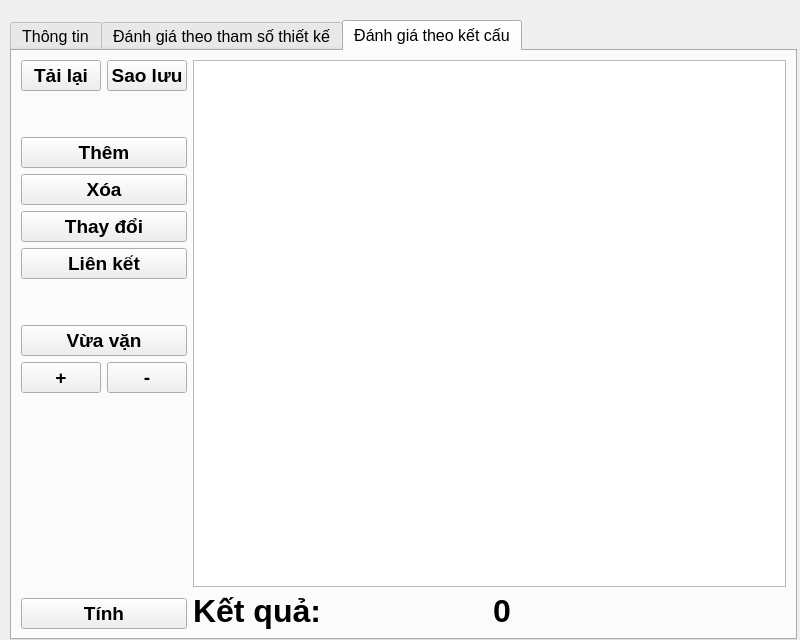
The window that main.ui (phn1712002/MTAK56_doAnTotNghiep) describes before a commit, drawn with Qt 5.
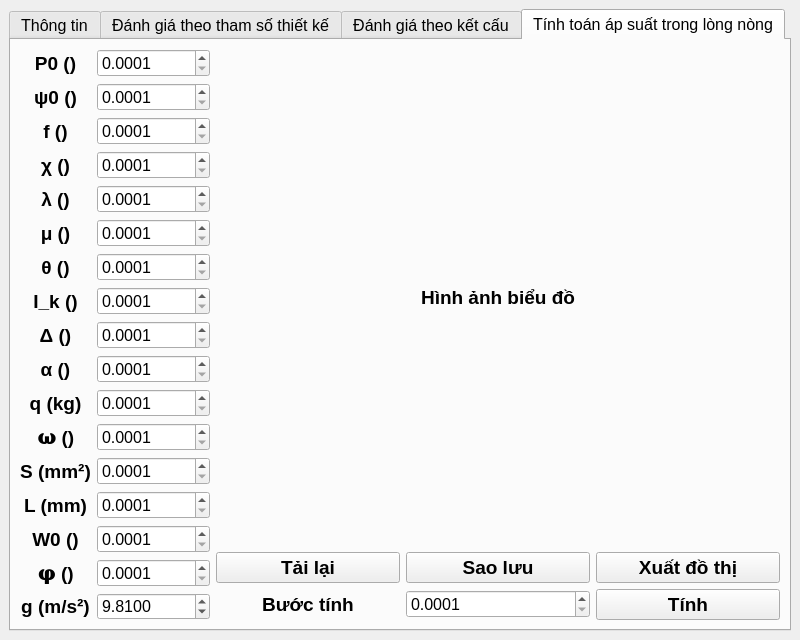
The same window after the commit. The open tabs and pages were chosen to show the change. Icons and pictures are not drawn.

Commit message:
Add barrel pressure calculation UI and update dependencies
- Add new UI components for barrel pressure calculation in main.ui and ui_main.py
- Include matplotlib and pyqtgraph in requirements.txt for plotting functionality
- Add new source files for pressure calculation algorithms
- Create initial project documentation with readme.md
- Set up .note/ directory for development notes

The changes introduce a new feature for calculating barrel pressure with a dedicated UI tab and necessary mathematical functions. The UI includes input fields for various parameters needed for the calculations.

```diff
--- a/main.ui
+++ b/main.ui
@@ -58,17 +58,11 @@
      <pointsize>12</pointsize>
     </font>
    </property>
+   <layout class="QVBoxLayout" name="verticalLayout_6">
+    <item>
    <widget class="QTabWidget" name="tabWidget_rating">
-    <property name="geometry">
-     <rect>
-      <x>10</x>
-      <y>20</y>
-      <width>787</width>
-      <height>620</height>
-     </rect>
-    </property>
     <property name="currentIndex">
-     <number>2</number>
+       <number>3</number>
     </property>
     <widget class="QWidget" name="tab_info">
      <attribute name="title">
@@ -1062,7 +1056,699 @@
       </item>
      </layout>
     </widget>
-   </widget>
+      <widget class="QWidget" name="tab_barrel_pressure_calculation">
+       <attribute name="title">
+        <string>Tính toán áp suất trong lòng nòng</string>
+       </attribute>
+       <layout class="QGridLayout" name="gridLayout" columnstretch="0,1" columnminimumwidth="0,1">
+        <item row="0" column="0">
+         <layout class="QVBoxLayout" name="group_input_parameter_pressure_calculation">
+          <item>
+           <layout class="QHBoxLayout" name="group_inpu_ps_c_p0">
+            <item>
+             <widget class="QLabel" name="label_11">
+              <property name="font">
+               <font>
+                <pointsize>14</pointsize>
+                <bold>true</bold>
+               </font>
+              </property>
+              <property name="text">
+               <string>P0 ()</string>
+              </property>
+              <property name="alignment">
+               <set>Qt::AlignmentFlag::AlignCenter</set>
+              </property>
+             </widget>
+            </item>
+            <item>
+             <widget class="QDoubleSpinBox" name="input_11">
+              <property name="decimals">
+               <number>4</number>
+              </property>
+              <property name="minimum">
+               <double>0.000100000000000</double>
+              </property>
+              <property name="maximum">
+               <double>99999.000000000000000</double>
+              </property>
+             </widget>
+            </item>
+           </layout>
+          </item>
+          <item>
+           <layout class="QHBoxLayout" name="group_inpu_ps_c_psi0">
+            <item>
+             <widget class="QLabel" name="label_14">
+              <property name="font">
+               <font>
+                <pointsize>14</pointsize>
+                <bold>true</bold>
+               </font>
+              </property>
+              <property name="text">
+               <string>ψ0 ()</string>
+              </property>
+              <property name="alignment">
+               <set>Qt::AlignmentFlag::AlignCenter</set>
+              </property>
+             </widget>
+            </item>
+            <item>
+             <widget class="QDoubleSpinBox" name="input_14">
+              <property name="decimals">
+               <number>4</number>
+              </property>
+              <property name="minimum">
+               <double>0.000100000000000</double>
+              </property>
+              <property name="maximum">
+               <double>99999.000000000000000</double>
+              </property>
+             </widget>
+            </item>
+           </layout>
+          </item>
+          <item>
+           <layout class="QHBoxLayout" name="group_inpu_ps_c_f">
+            <item>
+             <widget class="QLabel" name="label_2">
+              <property name="font">
+               <font>
+                <pointsize>14</pointsize>
+                <bold>true</bold>
+               </font>
+              </property>
+              <property name="text">
+               <string>f ()</string>
+              </property>
+              <property name="alignment">
+               <set>Qt::AlignmentFlag::AlignCenter</set>
+              </property>
+             </widget>
+            </item>
+            <item>
+             <widget class="QDoubleSpinBox" name="input_2">
+              <property name="decimals">
+               <number>4</number>
+              </property>
+              <property name="minimum">
+               <double>0.000100000000000</double>
+              </property>
+              <property name="maximum">
+               <double>99999.000000000000000</double>
+              </property>
+             </widget>
+            </item>
+           </layout>
+          </item>
+          <item>
+           <layout class="QHBoxLayout" name="group_inpu_ps_chi">
+            <item>
+             <widget class="QLabel" name="label_15">
+              <property name="font">
+               <font>
+                <pointsize>14</pointsize>
+                <bold>true</bold>
+               </font>
+              </property>
+              <property name="text">
+               <string>χ ()</string>
+              </property>
+              <property name="alignment">
+               <set>Qt::AlignmentFlag::AlignCenter</set>
+              </property>
+             </widget>
+            </item>
+            <item>
+             <widget class="QDoubleSpinBox" name="input_15">
+              <property name="decimals">
+               <number>4</number>
+              </property>
+              <property name="minimum">
+               <double>0.000100000000000</double>
+              </property>
+              <property name="maximum">
+               <double>99999.000000000000000</double>
+              </property>
+             </widget>
+            </item>
+           </layout>
+          </item>
+          <item>
+           <layout class="QHBoxLayout" name="group_inpu_ps_c_lamda">
+            <item>
+             <widget class="QLabel" name="label">
+              <property name="font">
+               <font>
+                <pointsize>14</pointsize>
+                <bold>true</bold>
+               </font>
+              </property>
+              <property name="text">
+               <string>λ ()</string>
+              </property>
+              <property name="alignment">
+               <set>Qt::AlignmentFlag::AlignCenter</set>
+              </property>
+             </widget>
+            </item>
+            <item>
+             <widget class="QDoubleSpinBox" name="input">
+              <property name="decimals">
+               <number>4</number>
+              </property>
+              <property name="minimum">
+               <double>0.000100000000000</double>
+              </property>
+              <property name="maximum">
+               <double>99999.000000000000000</double>
+              </property>
+             </widget>
+            </item>
+           </layout>
+          </item>
+          <item>
+           <layout class="QHBoxLayout" name="group_inpu_ps_c_mu">
+            <item>
+             <widget class="QLabel" name="label_16">
+              <property name="font">
+               <font>
+                <pointsize>14</pointsize>
+                <bold>true</bold>
+               </font>
+              </property>
+              <property name="text">
+               <string>μ ()</string>
+              </property>
+              <property name="alignment">
+               <set>Qt::AlignmentFlag::AlignCenter</set>
+              </property>
+             </widget>
+            </item>
+            <item>
+             <widget class="QDoubleSpinBox" name="input_16">
+              <property name="decimals">
+               <number>4</number>
+              </property>
+              <property name="minimum">
+               <double>0.000100000000000</double>
+              </property>
+              <property name="maximum">
+               <double>99999.000000000000000</double>
+              </property>
+             </widget>
+            </item>
+           </layout>
+          </item>
+          <item>
+           <layout class="QHBoxLayout" name="horizontalLayout_4">
+            <item>
+             <widget class="QLabel" name="label_3">
+              <property name="font">
+               <font>
+                <pointsize>14</pointsize>
+                <bold>true</bold>
+               </font>
+              </property>
+              <property name="text">
+               <string>θ ()</string>
+              </property>
+              <property name="alignment">
+               <set>Qt::AlignmentFlag::AlignCenter</set>
+              </property>
+             </widget>
+            </item>
+            <item>
+             <widget class="QDoubleSpinBox" name="input_3">
+              <property name="decimals">
+               <number>4</number>
+              </property>
+              <property name="minimum">
+               <double>0.000100000000000</double>
+              </property>
+              <property name="maximum">
+               <double>99999.000000000000000</double>
+              </property>
+             </widget>
+            </item>
+           </layout>
+          </item>
+          <item>
+           <layout class="QHBoxLayout" name="group_inpu_ps_c_Ik">
+            <item>
+             <widget class="QLabel" name="label_17">
+              <property name="font">
+               <font>
+                <pointsize>14</pointsize>
+                <bold>true</bold>
+               </font>
+              </property>
+              <property name="text">
+               <string>I_k ()</string>
+              </property>
+              <property name="alignment">
+               <set>Qt::AlignmentFlag::AlignCenter</set>
+              </property>
+             </widget>
+            </item>
+            <item>
+             <widget class="QDoubleSpinBox" name="input_17">
+              <property name="decimals">
+               <number>4</number>
+              </property>
+              <property name="minimum">
+               <double>0.000100000000000</double>
+              </property>
+              <property name="maximum">
+               <double>99999.000000000000000</double>
+              </property>
+             </widget>
+            </item>
+           </layout>
+          </item>
+          <item>
+           <layout class="QHBoxLayout" name="horizontalLayout_6">
+            <item>
+             <widget class="QLabel" name="label_4">
+              <property name="font">
+               <font>
+                <pointsize>14</pointsize>
+                <bold>true</bold>
+               </font>
+              </property>
+              <property name="text">
+               <string>Δ ()</string>
+              </property>
+              <property name="alignment">
+               <set>Qt::AlignmentFlag::AlignCenter</set>
+              </property>
+             </widget>
+            </item>
+            <item>
+             <widget class="QDoubleSpinBox" name="input_4">
+              <property name="decimals">
+               <number>4</number>
+              </property>
+              <property name="minimum">
+               <double>0.000100000000000</double>
+              </property>
+              <property name="maximum">
+               <double>99999.000000000000000</double>
+              </property>
+             </widget>
+            </item>
+           </layout>
+          </item>
+          <item>
+           <layout class="QHBoxLayout" name="horizontalLayout_7">
+            <item>
+             <widget class="QLabel" name="label_5">
+              <property name="font">
+               <font>
+                <pointsize>14</pointsize>
+                <bold>true</bold>
+               </font>
+              </property>
+              <property name="text">
+               <string>α ()</string>
+              </property>
+              <property name="alignment">
+               <set>Qt::AlignmentFlag::AlignCenter</set>
+              </property>
+             </widget>
+            </item>
+            <item>
+             <widget class="QDoubleSpinBox" name="input_5">
+              <property name="decimals">
+               <number>4</number>
+              </property>
+              <property name="minimum">
+               <double>0.000100000000000</double>
+              </property>
+              <property name="maximum">
+               <double>99999.000000000000000</double>
+              </property>
+             </widget>
+            </item>
+           </layout>
+          </item>
+          <item>
+           <layout class="QHBoxLayout" name="group_inpu_ps_c_q">
+            <item>
+             <widget class="QLabel" name="label_18">
+              <property name="font">
+               <font>
+                <pointsize>14</pointsize>
+                <bold>true</bold>
+               </font>
+              </property>
+              <property name="text">
+               <string>q (kg)</string>
+              </property>
+              <property name="alignment">
+               <set>Qt::AlignmentFlag::AlignCenter</set>
+              </property>
+             </widget>
+            </item>
+            <item>
+             <widget class="QDoubleSpinBox" name="input_18">
+              <property name="decimals">
+               <number>4</number>
+              </property>
+              <property name="minimum">
+               <double>0.000100000000000</double>
+              </property>
+              <property name="maximum">
+               <double>99999.000000000000000</double>
+              </property>
+             </widget>
+            </item>
+           </layout>
+          </item>
+          <item>
+           <layout class="QHBoxLayout" name="horizontalLayout_8">
+            <item>
+             <widget class="QLabel" name="label_6">
+              <property name="font">
+               <font>
+                <pointsize>14</pointsize>
+                <bold>true</bold>
+               </font>
+              </property>
+              <property name="text">
+               <string>𝛚 ()</string>
+              </property>
+              <property name="alignment">
+               <set>Qt::AlignmentFlag::AlignCenter</set>
+              </property>
+             </widget>
+            </item>
+            <item>
+             <widget class="QDoubleSpinBox" name="input_6">
+              <property name="decimals">
+               <number>4</number>
+              </property>
+              <property name="minimum">
+               <double>0.000100000000000</double>
+              </property>
+              <property name="maximum">
+               <double>99999.000000000000000</double>
+              </property>
+             </widget>
+            </item>
+           </layout>
+          </item>
+          <item>
+           <layout class="QHBoxLayout" name="horizontalLayout_21">
+            <item>
+             <widget class="QLabel" name="label_19">
+              <property name="font">
+               <font>
+                <pointsize>14</pointsize>
+                <bold>true</bold>
+               </font>
+              </property>
+              <property name="text">
+               <string>S (mm²)</string>
+              </property>
+              <property name="alignment">
+               <set>Qt::AlignmentFlag::AlignCenter</set>
+              </property>
+             </widget>
+            </item>
+            <item>
+             <widget class="QDoubleSpinBox" name="input_19">
+              <property name="decimals">
+               <number>4</number>
+              </property>
+              <property name="minimum">
+               <double>0.000100000000000</double>
+              </property>
+              <property name="maximum">
+               <double>99999.000000000000000</double>
+              </property>
+             </widget>
+            </item>
+           </layout>
+          </item>
+          <item>
+           <layout class="QHBoxLayout" name="horizontalLayout_9">
+            <item>
+             <widget class="QLabel" name="label_7">
+              <property name="font">
+               <font>
+                <pointsize>14</pointsize>
+                <bold>true</bold>
+               </font>
+              </property>
+              <property name="text">
+               <string>L (mm)</string>
+              </property>
+              <property name="alignment">
+               <set>Qt::AlignmentFlag::AlignCenter</set>
+              </property>
+             </widget>
+            </item>
+            <item>
+             <widget class="QDoubleSpinBox" name="input_7">
+              <property name="decimals">
+               <number>4</number>
+              </property>
+              <property name="minimum">
+               <double>0.000100000000000</double>
+              </property>
+              <property name="maximum">
+               <double>99999.000000000000000</double>
+              </property>
+             </widget>
+            </item>
+           </layout>
+          </item>
+          <item>
+           <layout class="QHBoxLayout" name="group_inpu_ps_c_w0">
+            <item>
+             <widget class="QLabel" name="label_8">
+              <property name="font">
+               <font>
+                <pointsize>14</pointsize>
+                <bold>true</bold>
+               </font>
+              </property>
+              <property name="text">
+               <string>W0 ()</string>
+              </property>
+              <property name="alignment">
+               <set>Qt::AlignmentFlag::AlignCenter</set>
+              </property>
+             </widget>
+            </item>
+            <item>
+             <widget class="QDoubleSpinBox" name="input_8">
+              <property name="decimals">
+               <number>4</number>
+              </property>
+              <property name="minimum">
+               <double>0.000100000000000</double>
+              </property>
+              <property name="maximum">
+               <double>99999.000000000000000</double>
+              </property>
+             </widget>
+            </item>
+           </layout>
+          </item>
+          <item>
+           <layout class="QHBoxLayout" name="group_inpu_ps_phi">
+            <item>
+             <widget class="QLabel" name="label_12">
+              <property name="font">
+               <font>
+                <pointsize>14</pointsize>
+                <bold>true</bold>
+               </font>
+              </property>
+              <property name="text">
+               <string>𝛗 ()</string>
+              </property>
+              <property name="alignment">
+               <set>Qt::AlignmentFlag::AlignCenter</set>
+              </property>
+             </widget>
+            </item>
+            <item>
+             <widget class="QDoubleSpinBox" name="input_12">
+              <property name="decimals">
+               <number>4</number>
+              </property>
+              <property name="minimum">
+               <double>0.000100000000000</double>
+              </property>
+              <property name="maximum">
+               <double>99999.000000000000000</double>
+              </property>
+             </widget>
+            </item>
+           </layout>
+          </item>
+          <item>
+           <layout class="QHBoxLayout" name="group_inpu_ps_c_g">
+            <item>
+             <widget class="QLabel" name="label_13">
+              <property name="font">
+               <font>
+                <pointsize>14</pointsize>
+                <bold>true</bold>
+               </font>
+              </property>
+              <property name="text">
+               <string>g (m/s²)</string>
+              </property>
+              <property name="alignment">
+               <set>Qt::AlignmentFlag::AlignCenter</set>
+              </property>
+             </widget>
+            </item>
+            <item>
+             <widget class="QDoubleSpinBox" name="input_13">
+              <property name="decimals">
+               <number>4</number>
+              </property>
+              <property name="minimum">
+               <double>0.000100000000000</double>
+              </property>
+              <property name="maximum">
+               <double>99997.000000000000000</double>
+              </property>
+              <property name="value">
+               <double>9.810000000000000</double>
+              </property>
+             </widget>
+            </item>
+           </layout>
+          </item>
+         </layout>
+        </item>
+        <item row="0" column="1">
+         <layout class="QVBoxLayout" name="group_control_output_pressure_calculation" stretch="1,0,0">
+          <item>
+           <widget class="QLabel" name="image_barrel_pressure_calculation">
+            <property name="font">
+             <font>
+              <pointsize>14</pointsize>
+              <bold>true</bold>
+             </font>
+            </property>
+            <property name="text">
+             <string>Hình ảnh biểu đồ</string>
+            </property>
+            <property name="alignment">
+             <set>Qt::AlignmentFlag::AlignCenter</set>
+            </property>
+           </widget>
+          </item>
+          <item>
+           <layout class="QHBoxLayout" name="group_tools_pressure_calculation">
+            <item>
+             <widget class="QPushButton" name="btn_load_pressure_calculation">
+              <property name="font">
+               <font>
+                <pointsize>14</pointsize>
+                <bold>true</bold>
+               </font>
+              </property>
+              <property name="text">
+               <string>Tải lại</string>
+              </property>
+             </widget>
+            </item>
+            <item>
+             <widget class="QPushButton" name="btn_save_pressure_calculation">
+              <property name="font">
+               <font>
+                <pointsize>14</pointsize>
+                <bold>true</bold>
+               </font>
+              </property>
+              <property name="text">
+               <string>Sao lưu</string>
+              </property>
+             </widget>
+            </item>
+            <item>
+             <widget class="QPushButton" name="btn_execl_pressure_calculation">
+              <property name="font">
+               <font>
+                <pointsize>14</pointsize>
+                <bold>true</bold>
+               </font>
+              </property>
+              <property name="text">
+               <string>Xuất đồ thị</string>
+              </property>
+             </widget>
+            </item>
+           </layout>
+          </item>
+          <item>
+           <layout class="QHBoxLayout" name="group_pressure_calculation">
+            <item>
+             <widget class="QLabel" name="label_input_h_step">
+              <property name="font">
+               <font>
+                <pointsize>14</pointsize>
+                <bold>true</bold>
+               </font>
+              </property>
+              <property name="text">
+               <string>Bước tính</string>
+              </property>
+              <property name="alignment">
+               <set>Qt::AlignmentFlag::AlignCenter</set>
+              </property>
+             </widget>
+            </item>
+            <item>
+             <widget class="QDoubleSpinBox" name="input_h_step">
+              <property name="decimals">
+               <number>4</number>
+              </property>
+              <property name="minimum">
+               <double>0.000100000000000</double>
+              </property>
+              <property name="maximum">
+               <double>99999.000000000000000</double>
+              </property>
+             </widget>
+            </item>
+            <item>
+             <widget class="QPushButton" name="btn_pressure_calculation">
+              <property name="sizePolicy">
+               <sizepolicy hsizetype="Preferred" vsizetype="Preferred">
+                <horstretch>0</horstretch>
+                <verstretch>0</verstretch>
+               </sizepolicy>
+              </property>
+              <property name="font">
+               <font>
+                <pointsize>14</pointsize>
+                <bold>true</bold>
+               </font>
+              </property>
+              <property name="text">
+               <string>Tính</string>
+              </property>
+             </widget>
+            </item>
+           </layout>
+          </item>
+         </layout>
+        </item>
+       </layout>
+      </widget>
+     </widget>
+    </item>
+   </layout>
   </widget>
   <action name="actionLoad">
    <property name="text">
```
Left out of the diff: 35 changed lines with no effect on the pictures. Lines whose indentation alone changed are shown as unchanged. The commit also changes 6 other files.
